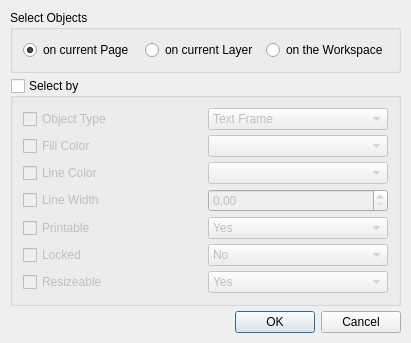
scribusproject/scribus, file scribus/selectobjects.ui: the form before one commit.
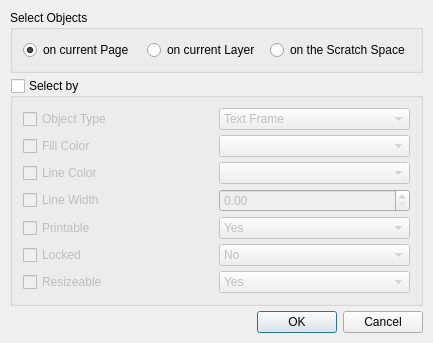
The form after the commit. Custom widgets are drawn as their Qt base class.

What changed in the file:
```diff
--- a/scribus/selectobjects.ui
+++ b/scribus/selectobjects.ui
@@ -5,7 +5,7 @@
    <rect>
     <x>0</x>
     <y>0</y>
-    <width>411</width>
+    <width>433</width>
     <height>331</height>
    </rect>
   </property>
@@ -78,7 +78,7 @@
       <item>
        <widget class="QRadioButton" name="buttonWorkspace" >
         <property name="text" >
-         <string>on the Workspace</string>
+         <string>on the Scratch Space</string>
         </property>
        </widget>
       </item>
```
